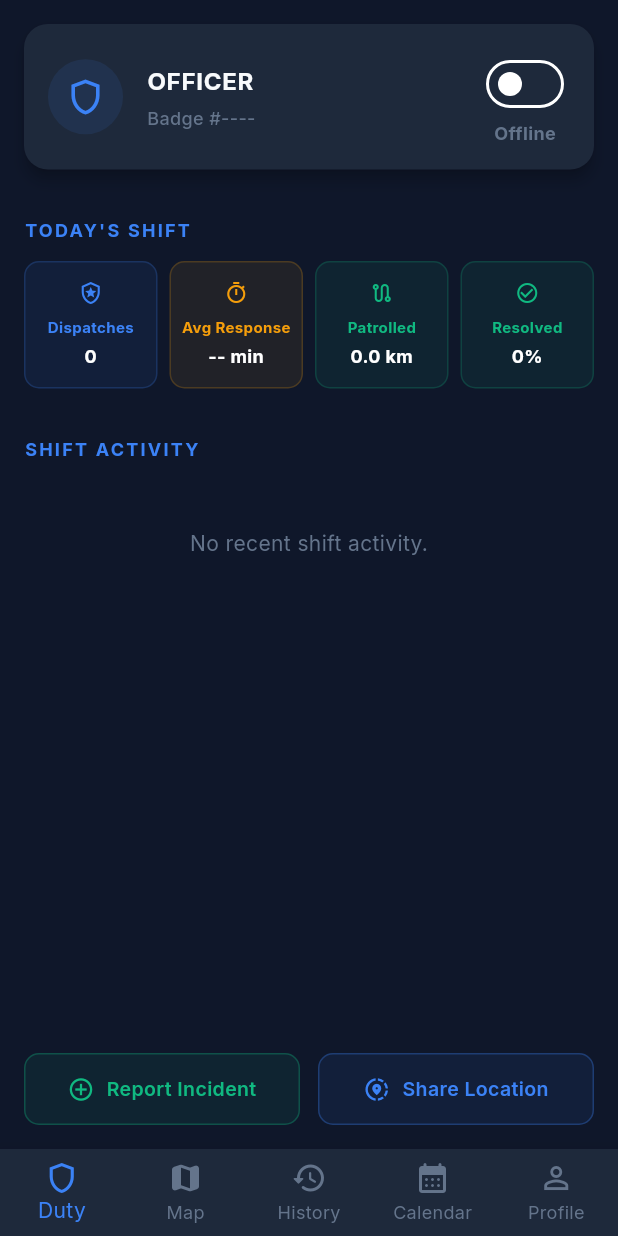
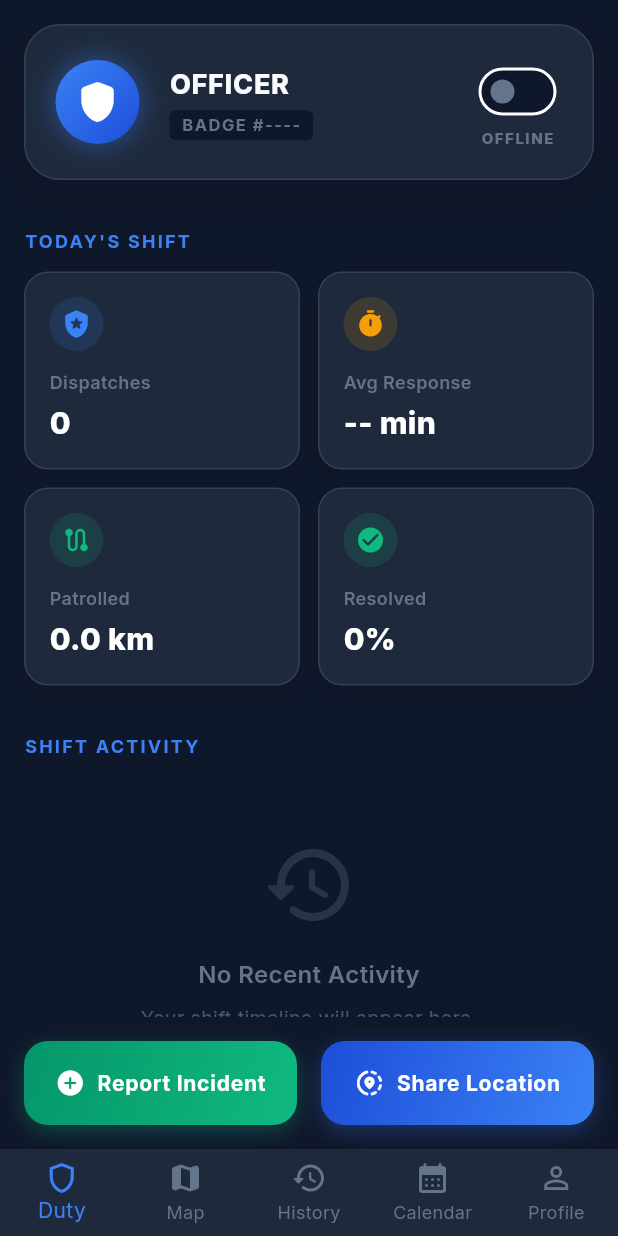
Before and after one commit to Ezhil948/RoadSOS, a Flutter app: the HomeScreen screen opened by its route, on a phone screen of 412 x 824 dp. Run offline on Flutter 3.47's test engine with Material 3 defaults, Android fonts, the phone set to English and light mode, and no system bars; our stand-ins replace audioplayers, connectivity_plus, dio, firebase_auth, firebase_core, fl_chart and 13 more; accounts and stored records are empty.

Commit message:
feat(ui): complete duty tab revamp and fix white scrollbar artifact

```diff
--- a/officer_mobile_app/lib/features/home/home_screen.dart
+++ b/officer_mobile_app/lib/features/home/home_screen.dart
@@ -50,31 +50,75 @@ class HomeScreen extends ConsumerWidget {
 
   Widget _buildStatusBar(BuildContext context, WidgetRef ref, OfficerStatus status) {
     bool isOnline = status is! Offline;
+    final isDark = Theme.of(context).brightness == Brightness.dark;
 
-    return Card(
-      elevation: 4,
-      shape: RoundedRectangleBorder(borderRadius: BorderRadius.circular(16)),
-      child: Padding(
-        padding: const EdgeInsets.all(16.0),
+    return Container(
+      padding: const EdgeInsets.all(20.0),
+      decoration: BoxDecoration(
+        color: isDark ? const Color(0xFF1E293B) : Colors.white,
+        borderRadius: BorderRadius.circular(24),
+        border: Border.all(color: isOnline ? kAccentGreen.withOpacity(0.3) : (isDark ? const Color(0xFF334155) : const Color(0xFFE2E8F0))),
+        boxShadow: [
+          BoxShadow(
+            color: isOnline ? kAccentGreen.withOpacity(0.08) : Colors.black.withOpacity(0.05),
+            blurRadius: 24,
+            spreadRadius: 2,
+            offset: const Offset(0, 8),
+          ),
+        ],
+      ),
       child: Row(
         children: [
+          // The Premium Shield
           Container(
-              width: 50,
-              height: 50,
+            width: 56,
+            height: 56,
             decoration: BoxDecoration(
-                color: kAccentBlue.withOpacity(0.1),
               shape: BoxShape.circle,
+              gradient: LinearGradient(
+                begin: Alignment.topLeft,
+                end: Alignment.bottomRight,
+                colors: isOnline
+                  ? [const Color(0xFF10B981), const Color(0xFF047857)] // Emerald green glow when online
+                  : [const Color(0xFF3B82F6), const Color(0xFF1D4ED8)], // Standard blue when offline
               ),
-              child: const Icon(Icons.shield_outlined, color: kAccentBlue, size: 28),
+              boxShadow: [
+                BoxShadow(
+                  color: (isOnline ? kAccentGreen : kAccentBlue).withOpacity(0.4),
+                  blurRadius: 16,
+                  spreadRadius: 2,
                 ),
-            const SizedBox(width: 16),
+              ],
+            ),
+            child: const Stack(
+              alignment: Alignment.center,
+              children: [
+                Icon(Icons.shield_rounded, color: Colors.white, size: 32),
+                Icon(Icons.star_rounded, color: Colors.white, size: 12),
+              ],
+            ),
+          ),
+          const SizedBox(width: 20),
           Expanded(
             child: Column(
               crossAxisAlignment: CrossAxisAlignment.start,
               children: [
-                  Text(Hive.box('settings').get('officer_name', defaultValue: 'OFFICER').toString().toUpperCase(), style: Theme.of(context).textTheme.bodyLarge?.copyWith(fontWeight: FontWeight.bold)),
+                Text(
+                  Hive.box('settings').get('officer_name', defaultValue: 'OFFICER').toString().toUpperCase(),
+                  style: Theme.of(context).textTheme.bodyLarge?.copyWith(fontWeight: FontWeight.w800, fontSize: 18, letterSpacing: 0.5),
+                ),
                 const SizedBox(height: 4),
-                  Text('Badge #${Hive.box('settings').get('badge_number', defaultValue: '----')}', style: AppTheme.monoSm.copyWith(color: kDarkMuted)),
+                Container(
+                  padding: const EdgeInsets.symmetric(horizontal: 8, vertical: 2),
+                  decoration: BoxDecoration(
+                    color: isDark ? const Color(0xFF0F172A) : const Color(0xFFF1F5F9),
+                    borderRadius: BorderRadius.circular(4),
+                  ),
+                  child: Text(
+                    'BADGE #${Hive.box('settings').get('badge_number', defaultValue: '----')}',
+                    style: const TextStyle(color: kDarkMuted, fontSize: 11, fontWeight: FontWeight.bold, letterSpacing: 1.0),
+                  ),
+                ),
               ],
             ),
           ),
@@ -83,6 +127,9 @@ class HomeScreen extends ConsumerWidget {
               Switch(
                 value: isOnline,
                 activeColor: kAccentGreen,
+                activeTrackColor: kAccentGreen.withOpacity(0.2),
+                inactiveThumbColor: kDarkMuted,
+                inactiveTrackColor: isDark ? const Color(0xFF0F172A) : const Color(0xFFF1F5F9),
                 onChanged: (val) async {
                   if (val) {
                     try {
@@ -110,11 +157,18 @@ class HomeScreen extends ConsumerWidget {
                   }
                 },
               ),
-                Text(isOnline ? 'Active' : 'Offline', style: TextStyle(color: isOnline ? kAccentGreen : kDarkMuted, fontSize: 12, fontWeight: FontWeight.bold)),
+              Text(
+                isOnline ? 'ACTIVE' : 'OFFLINE',
+                style: TextStyle(
+                  color: isOnline ? kAccentGreen : kDarkMuted,
+                  fontSize: 10,
+                  fontWeight: FontWeight.w800,
+                  letterSpacing: 1.0,
+                ),
+              ),
             ],
           )
         ],
-        ),
       ),
     );
   }
@@ -126,18 +180,33 @@ class HomeScreen extends ConsumerWidget {
 
 
   Widget _buildActivityFeed(BuildContext context) {
-    return ListView(
-      children: const [
+    return ScrollConfiguration(
+      behavior: ScrollConfiguration.of(context).copyWith(scrollbars: false),
+      child: ListView(
+        children: [
           Padding(
-          padding: EdgeInsets.all(32.0),
+            padding: const EdgeInsets.all(40.0),
             child: Center(
-            child: Text(
-              'No recent shift activity.',
-              style: TextStyle(color: kDarkMuted),
+              child: Column(
+                mainAxisAlignment: MainAxisAlignment.center,
+                children: [
+                  Icon(Icons.history_rounded, size: 64, color: kDarkMuted.withOpacity(0.3)),
+                  const SizedBox(height: 16),
+                  const Text(
+                    'No Recent Activity',
+                    style: TextStyle(color: kDarkMuted, fontSize: 16, fontWeight: FontWeight.w600),
+                  ),
+                  const SizedBox(height: 8),
+                  Text(
+                    'Your shift timeline will appear here.',
+                    style: TextStyle(color: kDarkMuted.withOpacity(0.7), fontSize: 13),
+                  ),
+                ],
               ),
             ),
           ),
         ],
+      ),
     );
   }
 
@@ -147,15 +216,18 @@ class HomeScreen extends ConsumerWidget {
       children: [
         const SectionHeader(title: 'TODAY\'S SHIFT'),
         Row(
-          mainAxisAlignment: MainAxisAlignment.spaceBetween,
           children: [
-            Expanded(child: _kpiChip(Icons.local_police_outlined, 'Dispatches', '0', kAccentBlue)),
-            const SizedBox(width: 8),
-            Expanded(child: _kpiChip(Icons.timer_outlined, 'Avg Response', '-- min', kAccentAmber)),
-            const SizedBox(width: 8),
-            Expanded(child: _kpiChip(Icons.route_outlined, 'Patrolled', '0.0 km', kAccentGreen)),
-            const SizedBox(width: 8),
-            Expanded(child: _kpiChip(Icons.check_circle_outline, 'Resolved', '0%', kAccentGreen)),
+            Expanded(child: _kpiChip(context, Icons.local_police_rounded, 'Dispatches', '0', const Color(0xFF3B82F6))),
+            const SizedBox(width: 12),
+            Expanded(child: _kpiChip(context, Icons.timer_rounded, 'Avg Response', '-- min', const Color(0xFFF59E0B))),
+          ],
+        ),
+        const SizedBox(height: 12),
+        Row(
+          children: [
+            Expanded(child: _kpiChip(context, Icons.route_rounded, 'Patrolled', '0.0 km', const Color(0xFF10B981))),
+            const SizedBox(width: 12),
+            Expanded(child: _kpiChip(context, Icons.check_circle_rounded, 'Resolved', '0%', const Color(0xFF10B981))),
           ],
         ),
         const SizedBox(height: 32),
@@ -163,22 +235,34 @@ class HomeScreen extends ConsumerWidget {
     );
   }
 
-  Widget _kpiChip(IconData icon, String title, String value, Color color) {
+  Widget _kpiChip(BuildContext context, IconData icon, String title, String value, Color color) {
+    final isDark = Theme.of(context).brightness == Brightness.dark;
     return Container(
-      padding: const EdgeInsets.symmetric(horizontal: 4, vertical: 12),
+      padding: const EdgeInsets.symmetric(horizontal: 16, vertical: 16),
       decoration: BoxDecoration(
-        color: color.withOpacity(0.08),
-        borderRadius: BorderRadius.circular(10),
-        border: Border.all(color: color.withOpacity(0.2)),
+        color: isDark ? const Color(0xFF1E293B) : Colors.white,
+        borderRadius: BorderRadius.circular(16),
+        border: Border.all(color: isDark ? const Color(0xFF334155) : const Color(0xFFE2E8F0)),
+        boxShadow: [
+          BoxShadow(color: Colors.black.withOpacity(0.05), blurRadius: 10, offset: const Offset(0, 4)),
+        ],
       ),
       child: Column(
+        crossAxisAlignment: CrossAxisAlignment.start,
         mainAxisAlignment: MainAxisAlignment.center,
         children: [
-          Icon(icon, size: 16, color: color),
-          const SizedBox(height: 8),
-          Text(title, style: TextStyle(color: color, fontSize: 10, fontWeight: FontWeight.bold), overflow: TextOverflow.ellipsis),
+          Container(
+            padding: const EdgeInsets.all(8),
+            decoration: BoxDecoration(
+              color: color.withOpacity(0.15),
+              shape: BoxShape.circle,
+            ),
+            child: Icon(icon, size: 20, color: color),
+          ),
+          const SizedBox(height: 12),
+          Text(title, style: const TextStyle(color: kDarkMuted, fontSize: 12, fontWeight: FontWeight.w600), overflow: TextOverflow.ellipsis),
           const SizedBox(height: 4),
-          Text(value, style: const TextStyle(color: Colors.white, fontSize: 12, fontWeight: FontWeight.bold), textAlign: TextAlign.center, maxLines: 1, overflow: TextOverflow.ellipsis),
+          Text(value, style: TextStyle(color: isDark ? Colors.white : Colors.black87, fontSize: 20, fontWeight: FontWeight.w800), maxLines: 1, overflow: TextOverflow.ellipsis),
         ],
       ),
     );
@@ -240,18 +324,18 @@ class HomeScreen extends ConsumerWidget {
       children: [
         Expanded(
           child: _actionButton(
-            Icons.add_circle_outline,
+            Icons.add_circle_rounded,
             'Report Incident',
-            kAccentGreen,
+            [const Color(0xFF059669), const Color(0xFF10B981)],
             () => _showReportIncidentSheet(context, ref),
           ),
         ),
-        const SizedBox(width: 12),
+        const SizedBox(width: 16),
         Expanded(
           child: _actionButton(
-            Icons.share_location_outlined,
+            Icons.share_location_rounded,
             'Share Location',
-            kAccentBlue,
+            [const Color(0xFF1D4ED8), const Color(0xFF3B82F6)],
             () => _showShareLocationSheet(context),
           ),
         ),
@@ -259,25 +343,36 @@ class HomeScreen extends ConsumerWidget {
     );
   }
 
-  Widget _actionButton(IconData icon, String label, Color color, VoidCallback onTap) {
-    return GestureDetector(
+  Widget _actionButton(IconData icon, String label, List<Color> gradientColors, VoidCallback onTap) {
+    return InkWell(
       onTap: onTap,
+      borderRadius: BorderRadius.circular(16),
       child: Container(
-        height: 48,
+        height: 56,
         decoration: BoxDecoration(
-          color: color.withOpacity(0.08),
-          borderRadius: BorderRadius.circular(10),
-          border: Border.all(color: color.withOpacity(0.3)),
+          gradient: LinearGradient(
+            colors: gradientColors,
+            begin: Alignment.topLeft,
+            end: Alignment.bottomRight,
+          ),
+          borderRadius: BorderRadius.circular(16),
+          boxShadow: [
+            BoxShadow(
+              color: gradientColors.last.withOpacity(0.3),
+              blurRadius: 12,
+              offset: const Offset(0, 4),
+            ),
+          ],
         ),
         child: Row(
           mainAxisAlignment: MainAxisAlignment.center,
           children: [
-            Icon(icon, color: color, size: 18),
+            Icon(icon, color: Colors.white, size: 20),
             const SizedBox(width: 8),
             Flexible(
               child: Text(
                 label,
-                style: TextStyle(color: color, fontSize: 13, fontWeight: FontWeight.w600),
+                style: const TextStyle(color: Colors.white, fontSize: 14, fontWeight: FontWeight.w700, letterSpacing: 0.5),
                 overflow: TextOverflow.ellipsis,
               ),
             ),
--- a/officer_mobile_app/lib/widgets/global_dispatch_overlay.dart
+++ b/officer_mobile_app/lib/widgets/global_dispatch_overlay.dart
@@ -315,7 +315,6 @@ class _GlobalDispatchOverlayState extends ConsumerState<GlobalDispatchOverlay> w
           ),
         ),
       ),
-    ),
-  );
+    );
+  }
 }
-}
```
Lines whose indentation alone changed are shown as unchanged.
